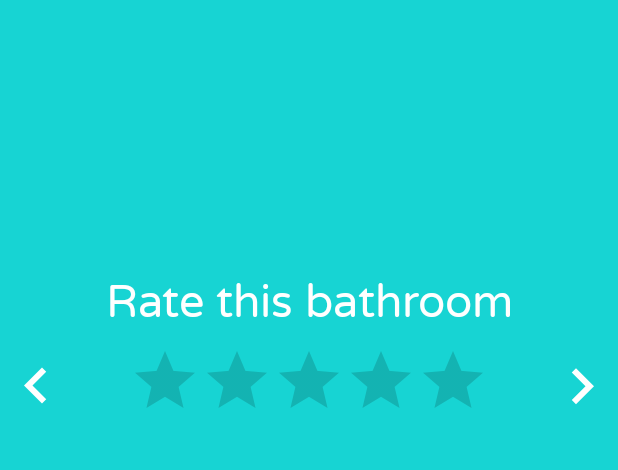
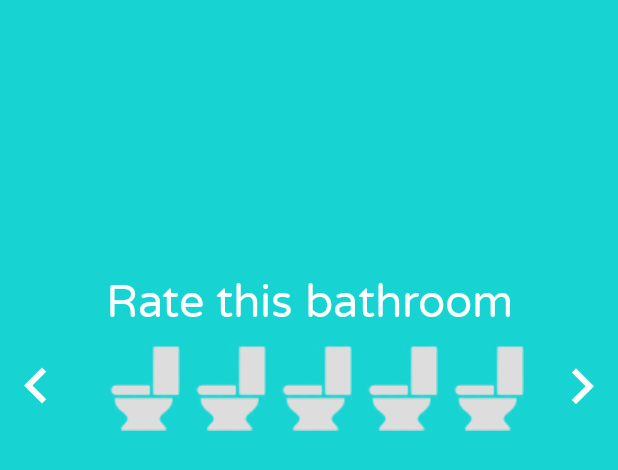
Before and after one commit to chrisayoub/Toilet-Times, an Android app: the layout fragment_rating.xml on its own in the app's theme, with its tools: preview values and no code run, on a phone screen of 412 x 824 dp. Shown: the top 470 px of the screen. Run offline under Robolectric (Android 15) with nearby library versions, the light colour scheme and no system bars.

Commit message:
fixed stuff

```diff
--- a/app/src/main/java/com/toilet/toilet_times/fragments/Ranking.java
+++ b/app/src/main/java/com/toilet/toilet_times/fragments/Ranking.java
@@ -43,7 +43,11 @@ public class Ranking extends Fragment {
         bar.setOnRatingBarChangeListener(new RatingBar.OnRatingBarChangeListener() {
             @Override
             public void onRatingChanged(RatingBar ratingBar, float v, boolean bo) {
-                b.setVisibility(View.VISIBLE);
+                if ((int) v > 0) {
+                    b.setVisibility(View.VISIBLE);
+                } else {
+                    b.setVisibility(View.INVISIBLE);
+                }
             }
         });
 
--- /dev/null
+++ b/app/src/main/res/drawable/custom_ratingbar_selector.xml
@@ -0,0 +1,11 @@
+<?xml version="1.0" encoding="utf-8"?>
+<layer-list xmlns:android="http://schemas.android.com/apk/res/android">
+    <item android:id="@android:id/background"
+        android:drawable="@drawable/icon" />
+
+    <item android:id="@android:id/secondaryProgress"
+        android:drawable="@drawable/icon" />
+
+    <item android:id="@android:id/progress"
+        android:drawable="@drawable/icon" />
+</layer-list>
--- a/app/src/main/res/layout/fragment_rating.xml
+++ b/app/src/main/res/layout/fragment_rating.xml
@@ -24,11 +24,15 @@
     <RatingBar
         android:id="@+id/ratingBar2"
         android:layout_width="wrap_content"
-        android:layout_height="47dp"
+        android:layout_height="58dp"
         android:layout_marginEnd="8dp"
         android:layout_marginStart="8dp"
         android:layout_marginTop="10dp"
         android:numStars="5"
+        android:progressBackgroundTint="#dddddd"
+        android:progressDrawable="@drawable/custom_ratingbar_selector"
+        android:progressTint="@color/colorAccent"
+        android:secondaryProgressTint="#dddddd"
         android:stepSize="1"
         app:layout_constraintEnd_toEndOf="parent"
         app:layout_constraintStart_toStartOf="parent"
--- a/app/src/main/res/values/colors.xml
+++ b/app/src/main/res/values/colors.xml
@@ -2,7 +2,7 @@
 <resources>
     <color name="colorPrimary">#17D4D3</color>
     <color name="colorPrimaryDark">#2C4A73</color>
-    <color name="colorAccent">#FFFFFF</color>
+    <color name="colorAccent">#ffffff</color>
     <color name="grayText">#cccccc</color>
     <color name="darkNavy">#3C3C48</color>
 </resources>
```
Also changed, not shown: app/src/main/res/drawable/empty.png (added), app/src/main/res/drawable/filled.png (added), app/src/main/res/drawable/icon.png (added).
